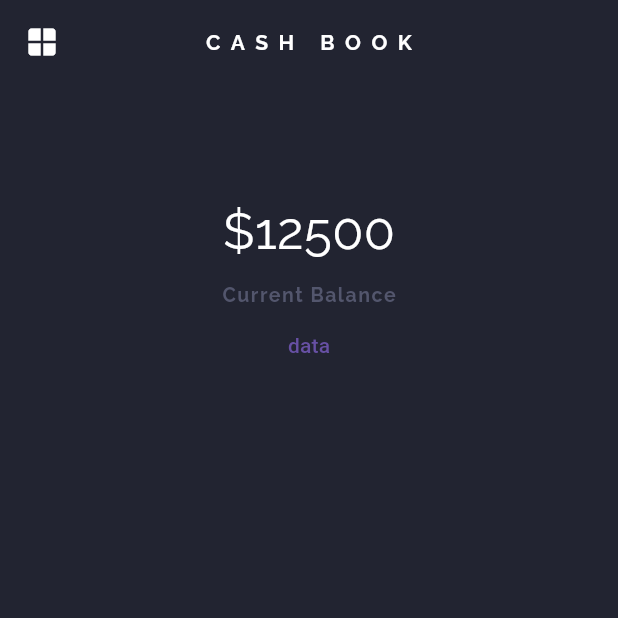
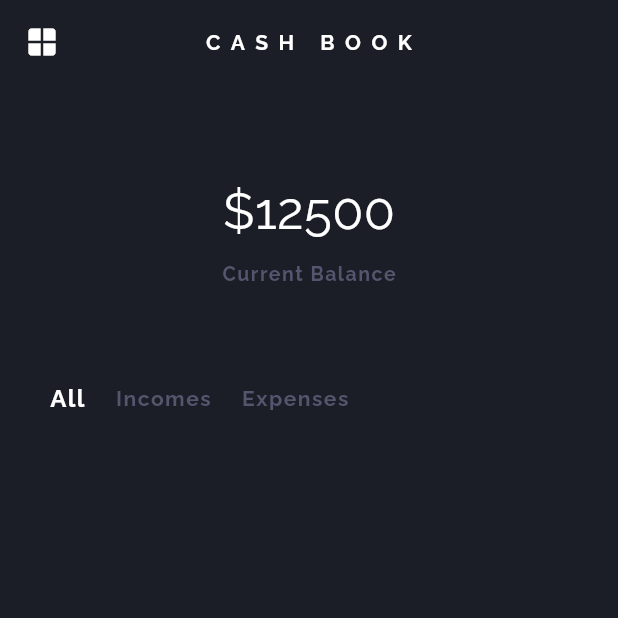
Before and after one commit to itsAliTahir/Expense-Tracker, a Flutter app: the screen it shows after launch, on a phone screen of 412 x 824 dp, the top half of it. Run offline on Flutter 3.47's test engine with Material 3 defaults, Android fonts, the phone set to English and light mode, and no system bars; drawn by our look-alikes of animated_flip_counter.

Commit message:
expenses model made

```diff
--- a/lib/main.dart
+++ b/lib/main.dart
@@ -16,6 +16,9 @@ class MyApp extends StatelessWidget {
       theme: ThemeData.light(),
       darkTheme: ThemeData(
           appBarTheme: AppBarTheme(color: darkThemeScaffold),
+          drawerTheme:
+              DrawerThemeData(backgroundColor: darkThemeDrawerBackgroundColor),
+          secondaryHeaderColor: darkThemeSecondaryFont,
           scaffoldBackgroundColor: darkThemeScaffold),
       themeMode: ThemeMode.dark,
       home: const MyHomeScreenBody(),
--- /dev/null
+++ b/lib/provider/data_provider.dart
@@ -0,0 +1,10 @@
+import 'package:cash_book_expense_tracker/provider/models/instance_model.dart';
+import 'package:flutter/material.dart';
+
+class DataProvider with ChangeNotifier {
+  final List<Expenses> _myExpensesList = [];
+
+  List<Expenses> get items {
+    return [..._myExpensesList];
+  }
+}
--- /dev/null
+++ b/lib/provider/models/instance_model.dart
@@ -0,0 +1,9 @@
+import 'package:flutter/material.dart';
+
+class Expenses {
+  String id;
+  String title;
+  int amount;
+  String date;
+  Expenses(this.id, this.title, this.amount, this.date);
+}
--- a/lib/provider/themes_data.dart
+++ b/lib/provider/themes_data.dart
@@ -1,6 +1,7 @@
 import 'package:flutter/material.dart';
 
 // Dark Theme Data
-Color darkThemeScaffold = const Color.fromARGB(255, 34, 36, 49);
+Color darkThemeScaffold = const Color.fromARGB(255, 27, 29, 39);
 Color darkThemePrimaryFont = Colors.white;
-Color darkThemeSecondaryFont = Colors.white;
+Color darkThemeSecondaryFont = const Color.fromARGB(255, 83, 86, 109);
+Color darkThemeDrawerBackgroundColor = Colors.black;
--- a/lib/screens/home_screen/current_balance.dart
+++ b/lib/screens/home_screen/current_balance.dart
@@ -1,3 +1,4 @@
+import 'package:cash_book_expense_tracker/provider/themes_data.dart';
 import 'package:flutter/material.dart';
 import 'package:animated_flip_counter/animated_flip_counter.dart';
 
@@ -12,9 +13,11 @@ class _MyCurrentBalanceState extends State<MyCurrentBalance> {
   num temp = 12500;
   @override
   Widget build(BuildContext context) {
+    double screenHeight = MediaQuery.of(context).size.height;
     return Center(
       child: Container(
-        margin: const EdgeInsets.symmetric(horizontal: 20, vertical: 30),
+        margin:
+            EdgeInsets.symmetric(horizontal: 15, vertical: screenHeight * 0.02),
         child: Column(
           mainAxisAlignment: MainAxisAlignment.center,
           crossAxisAlignment: CrossAxisAlignment.center,
@@ -25,7 +28,7 @@ class _MyCurrentBalanceState extends State<MyCurrentBalance> {
               textStyle: const TextStyle(
                   fontFamily: "Raleway", color: Colors.white, fontSize: 34),
             ),
-            SizedBox(
+            const SizedBox(
               height: 8,
             ),
             Text(
@@ -33,17 +36,17 @@ class _MyCurrentBalanceState extends State<MyCurrentBalance> {
               style: TextStyle(
                   fontFamily: "Raleway",
                   letterSpacing: 1,
-                  color: Color.fromARGB(255, 83, 86, 109),
+                  color: Theme.of(context).secondaryHeaderColor,
                   fontSize: 13,
                   fontWeight: FontWeight.bold),
             ),
-            TextButton(
-              onPressed: () {
-                temp = temp + 100;
-                setState(() {});
-              },
-              child: Text("data"),
-            )
+            // TextButton(
+            //   onPressed: () {
+            //     temp = temp + 100;
+            //     setState(() {});
+            //   },
+            //   child: const Text("data"),
+            // )
           ],
         ),
       ),
--- a/lib/screens/home_screen/home_screen_body.dart
+++ b/lib/screens/home_screen/home_screen_body.dart
@@ -1,5 +1,6 @@
 import 'package:cash_book_expense_tracker/screens/home_screen/appbar.dart';
 import 'package:cash_book_expense_tracker/screens/home_screen/current_balance.dart';
+import 'package:cash_book_expense_tracker/screens/home_screen/select_category.dart';
 import 'package:flutter/material.dart';
 
 class MyHomeScreenBody extends StatelessWidget {
@@ -15,6 +16,7 @@ class MyHomeScreenBody extends StatelessWidget {
       drawer: Drawer(),
       body: Column(children: [
         MyCurrentBalance(),
+        MySelectCategory(),
       ]),
     );
   }
--- /dev/null
+++ b/lib/screens/home_screen/select_category.dart
@@ -0,0 +1,64 @@
+import 'package:flutter/material.dart';
+
+class MySelectCategory extends StatelessWidget {
+  const MySelectCategory({super.key});
+
+  @override
+  Widget build(BuildContext context) {
+    double screenHeight = MediaQuery.of(context).size.height;
+    double screenWidth = MediaQuery.of(context).size.width;
+
+    return Container(
+      margin: EdgeInsets.symmetric(vertical: screenHeight * 0.055),
+      padding: EdgeInsets.only(left: screenWidth * 0.08),
+      child: Align(
+        alignment: Alignment.centerLeft,
+        child: SingleChildScrollView(
+          scrollDirection: Axis.horizontal,
+          child: Row(
+            mainAxisAlignment: MainAxisAlignment.start,
+            crossAxisAlignment: CrossAxisAlignment.center,
+            children: [
+              Text(
+                "All",
+                style: TextStyle(
+                  fontFamily: "Raleway",
+                  fontWeight: FontWeight.bold,
+                  fontSize: 16,
+                  letterSpacing: 1,
+                  color: Colors.white,
+                ),
+              ),
+              SizedBox(
+                width: 20,
+              ),
+              Text(
+                "Incomes",
+                style: TextStyle(
+                  fontFamily: "Raleway",
+                  fontWeight: FontWeight.bold,
+                  fontSize: 14,
+                  letterSpacing: 1,
+                  color: Theme.of(context).secondaryHeaderColor,
+                ),
+              ),
+              SizedBox(
+                width: 20,
+              ),
+              Text(
+                "Expenses",
+                style: TextStyle(
+                  fontFamily: "Raleway",
+                  fontWeight: FontWeight.bold,
+                  fontSize: 14,
+                  letterSpacing: 1,
+                  color: Theme.of(context).secondaryHeaderColor,
+                ),
+              ),
+            ],
+          ),
+        ),
+      ),
+    );
+  }
+}
--- a/pubspec.yaml
+++ b/pubspec.yaml
@@ -36,6 +36,7 @@ dependencies:
   # Use with the CupertinoIcons class for iOS style icons.
   cupertino_icons: ^1.0.2
   animated_flip_counter: ^0.2.6
+  provider: ^6.1.1
 
 dev_dependencies:
   flutter_test:
```
Also changed, not shown: pubspec.lock.
